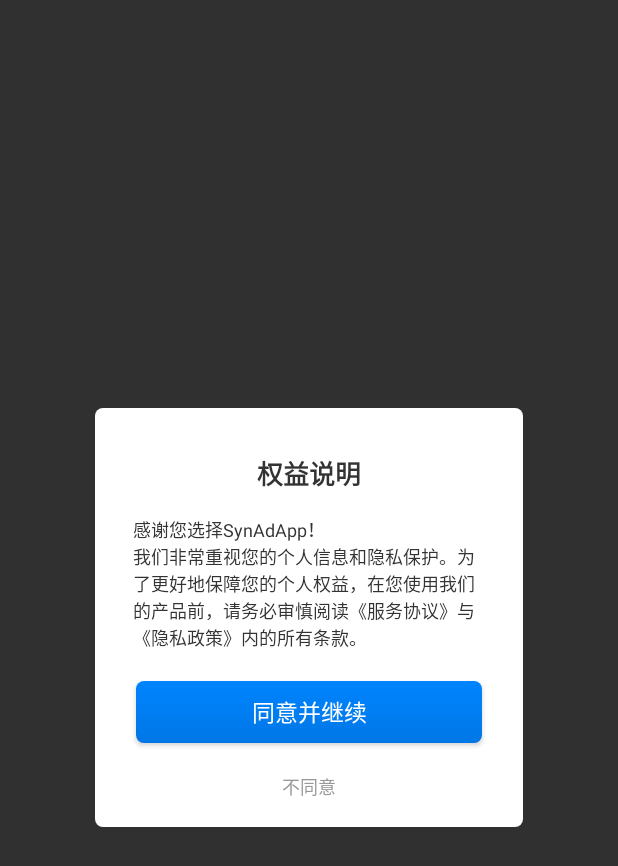
After one commit to mjdy/SynAdApp, an Android app: the layout dialog_permission_statement.xml on its own in the app's theme, with its tools: preview values and no code run, on a phone screen of 412 x 824 dp. The commit adds this screen. Shown: the top 866 px of the screen. Run offline under Robolectric (Android 15) with nearby library versions, the phone set to English and light mode, and no system bars.

Commit message:
update 1.1.1

```diff
--- a/app/build.gradle
+++ b/app/build.gradle
@@ -28,7 +28,7 @@ android {
 
 dependencies {
 
-    implementation 'cn.cusky.ad:sdk:1.1.0'
+    implementation 'cn.cusky.ad:sdk:1.1.1'
 
     implementation 'com.github.bumptech.glide:glide:4.16.0' // 用于图片加载
 
--- /dev/null
+++ b/app/src/main/res/drawable/shape_0084ff_5.xml
@@ -0,0 +1,9 @@
+<?xml version="1.0" encoding="utf-8"?>
+<shape xmlns:android="http://schemas.android.com/apk/res/android"
+    android:shape="rectangle">
+    <gradient
+        android:angle="270"
+        android:endColor="@color/color_0077e5"
+        android:startColor="@color/color_0084ff" />
+    <corners android:radius="5dp" />
+</shape>
--- /dev/null
+++ b/app/src/main/res/drawable/shape_white_5_bg.xml
@@ -0,0 +1,7 @@
+<?xml version="1.0" encoding="utf-8"?>
+<shape xmlns:android="http://schemas.android.com/apk/res/android"
+    android:shape="rectangle">
+    <solid android:color="@color/white" />
+    <corners
+        android:radius="5dp"/>
+</shape>
--- /dev/null
+++ b/app/src/main/res/layout/dialog_permission_statement.xml
@@ -0,0 +1,92 @@
+<?xml version="1.0" encoding="utf-8"?>
+<LinearLayout xmlns:android="http://schemas.android.com/apk/res/android"
+    android:layout_width="match_parent"
+    android:layout_height="match_parent"
+    android:gravity="center"
+    android:orientation="vertical">
+
+    <LinearLayout
+        android:layout_width="285dp"
+        android:layout_height="wrap_content"
+        android:layout_gravity="center"
+        android:background="@drawable/shape_white_5_bg"
+        android:orientation="vertical">
+
+        <TextView
+            android:layout_width="wrap_content"
+            android:layout_height="wrap_content"
+            android:layout_gravity="center"
+            android:layout_marginTop="30dp"
+            android:layout_marginBottom="15dp"
+            android:text="权益说明"
+            android:textColor="@color/color_333333"
+            android:textSize="17sp"
+            android:textStyle="bold" />
+
+        <LinearLayout
+            android:layout_width="wrap_content"
+            android:layout_height="wrap_content"
+            android:layout_marginLeft="25dp"
+            android:layout_marginRight="25dp"
+            android:orientation="horizontal">
+
+            <TextView
+                android:layout_width="wrap_content"
+                android:layout_height="wrap_content"
+                android:text="感谢您选择"
+                android:textColor="@color/color_333333"
+                android:textSize="12dp" />
+
+            <TextView
+                android:layout_width="wrap_content"
+                android:layout_height="wrap_content"
+                android:text="@string/app_name"
+                android:textColor="@color/color_333333"
+                android:textSize="12dp" />
+
+            <TextView
+                android:layout_width="wrap_content"
+                android:layout_height="wrap_content"
+                android:text="！"
+                android:textColor="@color/color_333333"
+                android:textSize="12dp" />
+        </LinearLayout>
+
+
+        <TextView
+            android:id="@+id/tv_desc"
+            android:layout_width="wrap_content"
+            android:layout_height="wrap_content"
+            android:layout_marginLeft="25dp"
+            android:layout_marginRight="25dp"
+            android:layout_marginBottom="20dp"
+            android:text="我们非常重视您的个人信息和隐私保护。为了更好地保障您的个人权益，在您使用我们的产品前，请务必审慎阅读《服务协议》与《隐私政策》内的所有条款。"
+            android:textColor="@color/color_333333"
+            android:textSize="12dp" />
+
+
+        <Button
+            android:id="@+id/btn_use"
+            android:layout_width="match_parent"
+            android:layout_height="41dp"
+            android:layout_marginStart="27dp"
+            android:layout_marginEnd="27dp"
+            android:layout_marginBottom="10dp"
+            android:background="@drawable/shape_0084ff_5"
+            android:text="同意并继续"
+            android:textColor="@color/white"
+            android:textSize="15sp" />
+
+        <TextView
+            android:id="@+id/iv_close"
+            android:layout_width="match_parent"
+            android:layout_height="wrap_content"
+            android:gravity="center"
+            android:paddingTop="10dp"
+            android:paddingBottom="18dp"
+            android:text="不同意"
+            android:textColor="@color/color_999999"
+            android:textSize="12dp" />
+    </LinearLayout>
+
+</LinearLayout>
--- a/app/src/main/res/values/colors.xml
+++ b/app/src/main/res/values/colors.xml
@@ -2,4 +2,9 @@
 <resources>
     <color name="black">#FF000000</color>
     <color name="white">#FFFFFFFF</color>
+    <color name="color_333333">#333333</color>
+    <color name="color_999999">#999999</color>
+    <color name="color_0084ff">#0084FF</color>
+    <color name="color_0077e5">#0077E5</color>
+    <color name="color_017ef2">#017EF2</color>
 </resources>
```
Also changed, not shown: app/src/main/java/com/syn/ad/synadapp/MainActivity.java (+45 -2 lines), app/src/main/java/com/syn/ad/synadapp/MainApplication.java (+29 -1 lines), app/src/main/java/com/syn/ad/synadapp/PermissionStatementDialog.java (added, +91 -0 lines), app/src/main/java/com/syn/ad/synadapp/SPUtils.java (added, +406 -0 lines), app/src/main/res/values/themes.xml (+15 -0 lines), gradle/wrapper/gradle-wrapper.properties, 1 other file.
